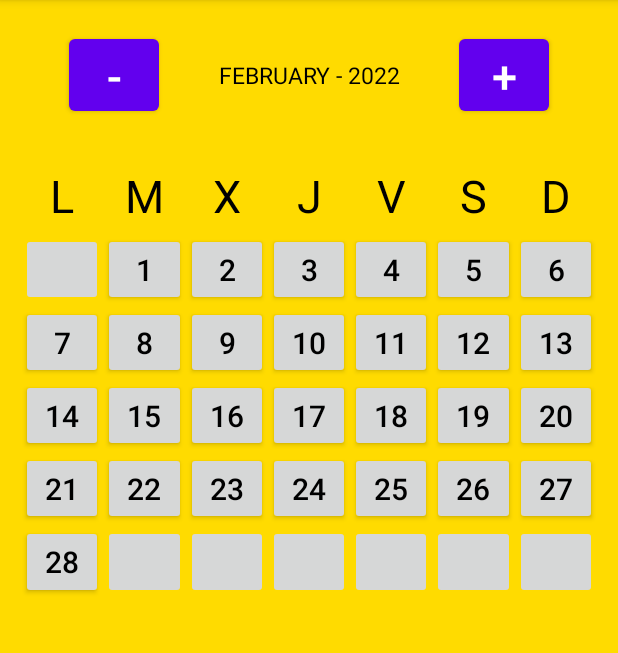
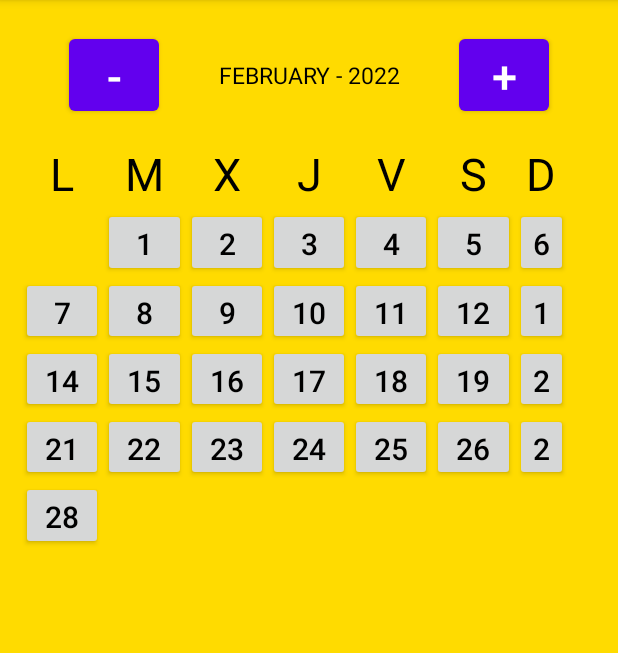
Before and after one commit to Alex13070/univdule, an Android app: the screen it shows after launch (CalendarioActivity), on a phone screen of 412 x 824 dp, the part 84-737 px from its top. Run offline under Robolectric (Android 15) with nearby library versions, the phone set to English and light mode, and no system bars.

Commit message:
CalendarioActivity.kt "terminado"

```diff
--- a/app/src/main/java/com/proyecto/proyectoUnivdule/CalendarioActivity.kt
+++ b/app/src/main/java/com/proyecto/proyectoUnivdule/CalendarioActivity.kt
@@ -1,5 +1,7 @@
 package com.proyecto.proyectoUnivdule
 
+import android.graphics.Color
+import android.graphics.PorterDuff
 import androidx.appcompat.app.AppCompatActivity
 import android.os.Bundle
 import android.view.View
@@ -63,6 +65,13 @@ class CalendarioActivity : AppCompatActivity(), View.OnClickListener {
         botones.add(findViewById<Button>(R.id.btn33))
         botones.add(findViewById<Button>(R.id.btn34))
         botones.add(findViewById<Button>(R.id.btn35))
+        botones.add(findViewById<Button>(R.id.btn36))
+        botones.add(findViewById<Button>(R.id.btn37))
+        botones.add(findViewById<Button>(R.id.btn38))
+        botones.add(findViewById<Button>(R.id.btn39))
+        botones.add(findViewById<Button>(R.id.btn40))
+        botones.add(findViewById<Button>(R.id.btn41))
+        botones.add(findViewById<Button>(R.id.btn42))
 
         for (b in botones)
             b.setOnClickListener(this)
@@ -102,26 +111,27 @@ class CalendarioActivity : AppCompatActivity(), View.OnClickListener {
 
     override fun onClick(v: View?) {
         var btn: Button = v as Button
-        Toast.makeText(this, (btn.text.toString()), Toast.LENGTH_SHORT).show()
+        var dia = Integer.parseInt(btn.text.toString())
+        var fecha = LocalDate.of(date.year, date.monthValue, dia)
+        TODO("Sistema de notificaciones de la aplicacion")
     }
 
     private fun procesarFecha() {
         var length = date.month.length(GregorianCalendar().isLeapYear(date.year))
-
-        System.err.println(length)
-
         var diaSemana = date.dayOfWeek.value
         var i = 1
         var dia = 1
         for (b: Button in botones) {
             if (i >= diaSemana && dia <= length){
                 b.setEnabled(true)
+                b.background.setColorFilter(Color.rgb(214, 215, 215), PorterDuff.Mode.SRC_ATOP)
                 b.text = dia.toString()
                 dia++
             }
             else{
                 b.setEnabled(false)
                 b.text = ""
+                b.background.setColorFilter(Color.rgb(255, 219, 0), PorterDuff.Mode.SRC_ATOP)
             }
             i++
         }
--- a/app/src/main/res/layout/activity_calendario.xml
+++ b/app/src/main/res/layout/activity_calendario.xml
@@ -60,7 +60,7 @@
                 android:layout_height="wrap_content"
                 android:orientation="horizontal"
                 app:layout_constraintEnd_toEndOf="parent"
-                app:layout_constraintGuide_percent="0.05"
+                app:layout_constraintGuide_percent="0.01"
                 app:layout_constraintStart_toStartOf="parent" />
 
             <androidx.constraintlayout.widget.Guideline
@@ -69,7 +69,7 @@
                 android:layout_height="wrap_content"
                 android:orientation="horizontal"
                 app:layout_constraintEnd_toEndOf="parent"
-                app:layout_constraintGuide_percent="0.20"
+                app:layout_constraintGuide_percent="0.15"
                 app:layout_constraintStart_toStartOf="parent" />
 
             <androidx.constraintlayout.widget.Guideline
@@ -78,7 +78,7 @@
                 android:layout_height="wrap_content"
                 android:orientation="horizontal"
                 app:layout_constraintEnd_toEndOf="parent"
-                app:layout_constraintGuide_percent="0.35"
+                app:layout_constraintGuide_percent="0.29"
                 app:layout_constraintStart_toStartOf="parent" />
 
             <androidx.constraintlayout.widget.Guideline
@@ -87,7 +87,7 @@
                 android:layout_height="wrap_content"
                 android:orientation="horizontal"
                 app:layout_constraintEnd_toEndOf="parent"
-                app:layout_constraintGuide_percent="0.5"
+                app:layout_constraintGuide_percent="0.43"
                 app:layout_constraintStart_toStartOf="parent" />
 
             <androidx.constraintlayout.widget.Guideline
@@ -96,7 +96,7 @@
                 android:layout_height="wrap_content"
                 android:orientation="horizontal"
                 app:layout_constraintEnd_toEndOf="parent"
-                app:layout_constraintGuide_percent="0.65"
+                app:layout_constraintGuide_percent="0.57"
                 app:layout_constraintStart_toStartOf="parent" />
 
             <androidx.constraintlayout.widget.Guideline
@@ -105,7 +105,7 @@
                 android:layout_height="wrap_content"
                 android:orientation="horizontal"
                 app:layout_constraintEnd_toEndOf="parent"
-                app:layout_constraintGuide_percent="0.80"
+                app:layout_constraintGuide_percent="0.71"
                 app:layout_constraintStart_toStartOf="parent" />
 
             <androidx.constraintlayout.widget.Guideline
@@ -114,7 +114,16 @@
                 android:layout_height="wrap_content"
                 android:orientation="horizontal"
                 app:layout_constraintEnd_toEndOf="parent"
-                app:layout_constraintGuide_percent="0.95"
+                app:layout_constraintGuide_percent="0.85"
+                app:layout_constraintStart_toStartOf="parent" />
+
+            <androidx.constraintlayout.widget.Guideline
+                android:id="@+id/gHor7"
+                android:layout_width="0dp"
+                android:layout_height="wrap_content"
+                android:orientation="horizontal"
+                app:layout_constraintEnd_toEndOf="parent"
+                app:layout_constraintGuide_percent="0.98"
                 app:layout_constraintStart_toStartOf="parent" />
 
             <androidx.constraintlayout.widget.Guideline
@@ -186,7 +195,7 @@
                 android:layout_height="wrap_content"
                 android:orientation="vertical"
                 app:layout_constraintEnd_toEndOf="parent"
-                app:layout_constraintGuide_percent="0.99"
+                app:layout_constraintGuide_begin="369dp"
                 app:layout_constraintStart_toStartOf="parent" />
 
             <TextView
@@ -700,6 +709,99 @@
                 app:layout_constraintStart_toEndOf="@id/gVer7"
                 app:layout_constraintTop_toBottomOf="@id/gHor5" />
 
+            <androidx.appcompat.widget.AppCompatButton
+                android:id="@+id/btn36"
+                android:layout_width="0dp"
+                android:layout_height="0dp"
+                android:text="36"
+                android:textColor="@color/black"
+                android:textSize="20dp"
+                app:layout_constraintBottom_toTopOf="@id/gHor7"
+                app:layout_constraintEnd_toStartOf="@id/gVer2"
+
+                app:layout_constraintStart_toEndOf="@id/gVer1"
+                app:layout_constraintTop_toBottomOf="@id/gHor6" />
+
+            <androidx.appcompat.widget.AppCompatButton
+                android:id="@+id/btn37"
+                android:layout_width="0dp"
+                android:layout_height="0dp"
+                android:text="37"
+                android:textColor="@color/black"
+                android:textSize="20dp"
+                app:layout_constraintBottom_toTopOf="@id/gHor7"
+                app:layout_constraintEnd_toStartOf="@id/gVer3"
+
+                app:layout_constraintStart_toEndOf="@id/gVer2"
+                app:layout_constraintTop_toBottomOf="@id/gHor6" />
+
+            <androidx.appcompat.widget.AppCompatButton
+                android:id="@+id/btn38"
+                android:layout_width="0dp"
+                android:layout_height="0dp"
+                android:text="38"
+                android:textColor="@color/black"
+                android:textSize="20dp"
+                app:layout_constraintBottom_toTopOf="@id/gHor7"
+                app:layout_constraintEnd_toStartOf="@id/gVer4"
+
+                app:layout_constraintStart_toEndOf="@id/gVer3"
+                app:layout_constraintTop_toBottomOf="@id/gHor6" />
+
+            <androidx.appcompat.widget.AppCompatButton
+                android:id="@+id/btn39"
+                android:layout_width="0dp"
+                android:layout_height="0dp"
+                android:text="39"
+                android:textColor="@color/black"
+                android:textSize="20dp"
+                app:layout_constraintBottom_toTopOf="@id/gHor7"
+                app:layout_constraintEnd_toStartOf="@id/gVer5"
+
+                app:layout_constraintStart_toEndOf="@id/gVer4"
+                app:layout_constraintTop_toBottomOf="@id/gHor6" />
+
+            <androidx.appcompat.widget.AppCompatButton
+                android:id="@+id/btn40"
+                android:layout_width="0dp"
+                android:layout_height="0dp"
+                android:text="40"
+                android:textColor="@color/black"
+                android:textSize="20dp"
+                app:layout_constraintBottom_toTopOf="@id/gHor7"
+                app:layout_constraintEnd_toStartOf="@id/gVer6"
+
+                app:layout_constraintStart_toEndOf="@id/gVer5"
+                app:layout_constraintTop_toBottomOf="@id/gHor6" />
+
+            <androidx.appcompat.widget.AppCompatButton
+                android:id="@+id/btn41"
+                android:layout_width="0dp"
+                android:layout_height="0dp"
+                android:text="41"
+                android:textColor="@color/black"
+                android:textSize="20dp"
+                app:layout_constraintBottom_toTopOf="@id/gHor7"
+                app:layout_constraintEnd_toStartOf="@id/gVer7"
+
+                app:layout_constraintStart_toEndOf="@id/gVer6"
+                app:layout_constraintTop_toBottomOf="@id/gHor6" />
+
+            <androidx.appcompat.widget.AppCompatButton
+                android:id="@+id/btn42"
+                android:layout_width="0dp"
+                android:layout_height="0dp"
+                android:text="42"
+                android:textColor="@color/black"
+                android:textSize="20dp"
+                app:layout_constraintBottom_toTopOf="@id/gHor7"
+                app:layout_constraintEnd_toStartOf="@id/gVer8"
+
+                app:layout_constraintStart_toEndOf="@id/gVer7"
+                app:layout_constraintTop_toBottomOf="@id/gHor6" />
+
+
+
         </androidx.constraintlayout.widget.ConstraintLayout>
 
     </LinearLayout>
```
